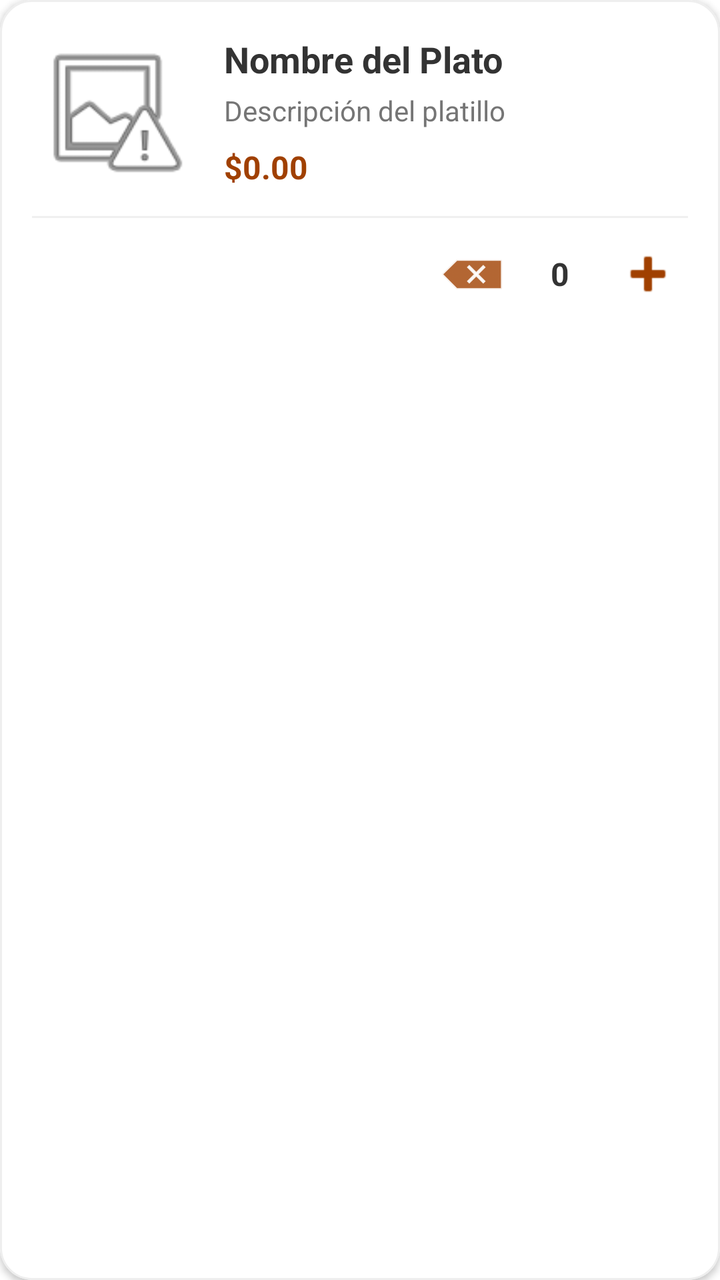
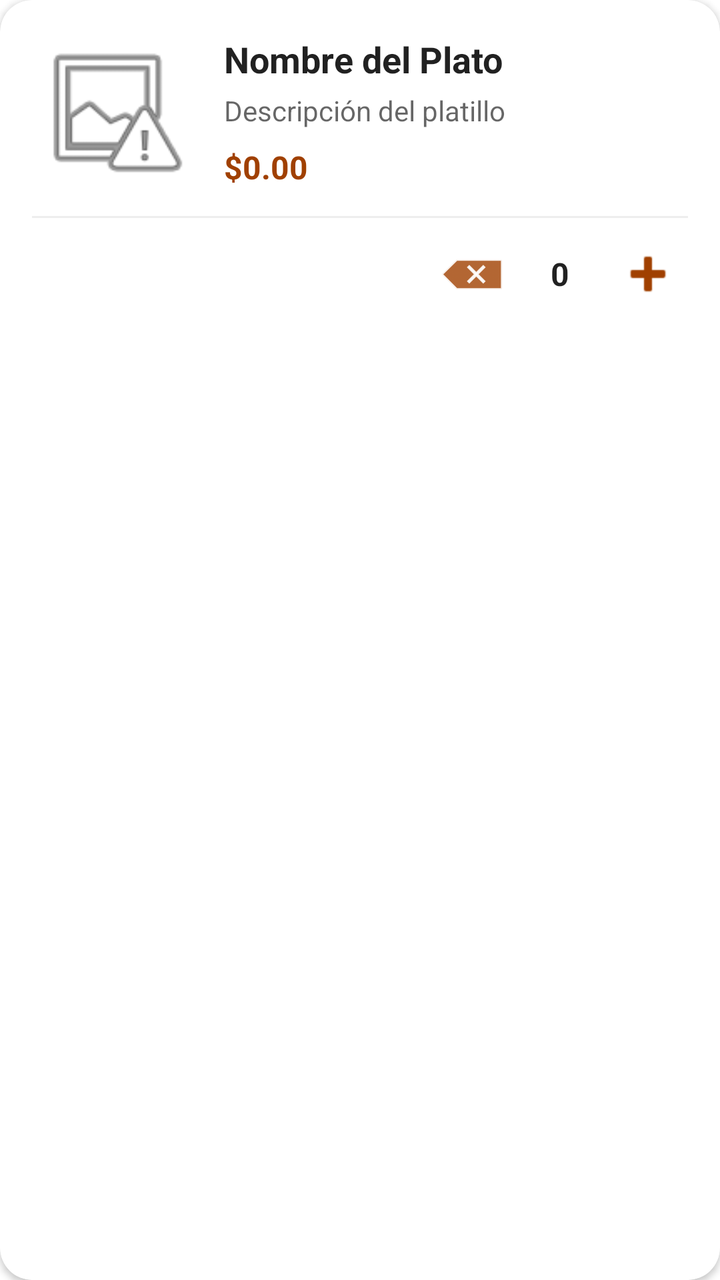

Two renders of the same Android screen: before a commit and after it. Below are the layout's source before the change and the commit's diff.
<!-- AndroidManifest.xml: application theme Theme.Sistema_Restaurante -->
<!-- res/layout/item_plato.xml -->
<?xml version="1.0" encoding="utf-8"?>
<com.google.android.material.card.MaterialCardView xmlns:android="http://schemas.android.com/apk/res/android"
    xmlns:app="http://schemas.android.com/apk/res-auto"
    android:layout_width="match_parent"
    android:layout_height="wrap_content"
    android:layout_marginHorizontal="16dp"
    android:layout_marginVertical="8dp"
    app:cardCornerRadius="16dp"
    app:cardElevation="2dp"
    app:strokeColor="#EEEEEE"
    app:strokeWidth="1dp">

    <LinearLayout
        android:layout_width="match_parent"
        android:layout_height="wrap_content"
        android:orientation="vertical"
        android:padding="16dp">

        <LinearLayout
            android:layout_width="match_parent"
            android:layout_height="wrap_content"
            android:gravity="center_vertical"
            android:orientation="horizontal">

            <ImageView
                android:id="@+id/ivPlato"
                android:layout_width="80dp"
                android:layout_height="80dp"
                android:layout_marginEnd="16dp"
                android:scaleType="centerCrop"
                android:src="@android:drawable/ic_menu_report_image" />

            <LinearLayout
                android:layout_width="0dp"
                android:layout_height="wrap_content"
                android:layout_weight="1"
                android:orientation="vertical">

                <TextView
                    android:id="@+id/tvPlatoNombre"
                    android:layout_width="wrap_content"
                    android:layout_height="wrap_content"
                    android:text="Nombre del Plato"
                    android:textColor="#333333"
                    android:textSize="18sp"
                    android:textStyle="bold" />

                <TextView
                    android:id="@+id/tvPlatoDescripcion"
                    android:layout_width="wrap_content"
                    android:layout_height="wrap_content"
                    android:layout_marginTop="4dp"
                    android:ellipsize="end"
                    android:maxLines="2"
                    android:text="Descripción del platillo"
                    android:textColor="#757575"
                    android:textSize="14sp" />

                <TextView
                    android:id="@+id/tvPlatoPrecio"
                    android:layout_width="wrap_content"
                    android:layout_height="wrap_content"
                    android:layout_marginTop="8dp"
                    android:text="$0.00"
                    android:textColor="#A04000"
                    android:textSize="16sp"
                    android:textStyle="bold" />
            </LinearLayout>
        </LinearLayout>

        <View
            android:layout_width="match_parent"
            android:layout_height="1dp"
            android:layout_marginTop="12dp"
            android:background="#F0F0F0" />

        <LinearLayout
            android:layout_width="match_parent"
            android:layout_height="wrap_content"
            android:layout_marginTop="8dp"
            android:gravity="end|center_vertical"
            android:orientation="horizontal">

            <ImageButton
                android:id="@+id/btnDisminuir"
                android:layout_width="40dp"
                android:layout_height="40dp"
                android:background="?attr/selectableItemBackgroundBorderless"
                android:src="@android:drawable/ic_input_delete"
                app:tint="#A04000" />

            <TextView
                android:id="@+id/tvCantidad"
                android:layout_width="48dp"
                android:layout_height="wrap_content"
                android:gravity="center"
                android:text="0"
                android:textColor="#333333"
                android:textSize="16sp"
                android:textStyle="bold" />

            <ImageButton
                android:id="@+id/btnAumentar"
                android:layout_width="40dp"
                android:layout_height="40dp"
                android:background="?attr/selectableItemBackgroundBorderless"
                android:src="@android:drawable/ic_input_add"
                app:tint="#A04000" />
        </LinearLayout>

    </LinearLayout>
</com.google.android.material.card.MaterialCardView>
<!-- resources referenced by this layout -->
<resources>
  <style name="Theme.Sistema_Restaurante" parent="Theme.MaterialComponents.Light.NoActionBar">
          
          <item name="colorPrimary">#A04000</item>
          <item name="colorPrimaryVariant">#7E3200</item>
          <item name="colorOnPrimary">@color/white</item>
          
          <item name="colorSecondary">#FDF8F5</item>
          <item name="colorSecondaryVariant">#F5EBE0</item>
          <item name="colorOnSecondary">@color/black</item>
          
          <item name="android:statusBarColor">#FDF8F5</item>
          <item name="android:windowLightStatusBar">true</item>
          
      </style>
  <color name="white">#FFFFFFFF</color>
  <color name="black">#FF000000</color>
</resources>

<!-- the commit's change to res/layout/item_plato.xml (unified diff, before → after) -->
@@ -7,8 +7,7 @@
     android:layout_marginVertical="8dp"
     app:cardCornerRadius="16dp"
     app:cardElevation="2dp"
-    app:strokeColor="#EEEEEE"
-    app:strokeWidth="1dp">
+    app:cardBackgroundColor="?attr/colorSurface">
 
     <LinearLayout
         android:layout_width="match_parent"
@@ -41,7 +40,7 @@
                     android:layout_width="wrap_content"
                     android:layout_height="wrap_content"
                     android:text="Nombre del Plato"
-                    android:textColor="#333333"
+                    android:textColor="?android:attr/textColorPrimary"
                     android:textSize="18sp"
                     android:textStyle="bold" />
 
@@ -53,7 +52,7 @@
                     android:ellipsize="end"
                     android:maxLines="2"
                     android:text="Descripción del platillo"
-                    android:textColor="#757575"
+                    android:textColor="?android:attr/textColorSecondary"
                     android:textSize="14sp" />
 
                 <TextView
@@ -62,7 +61,7 @@
                     android:layout_height="wrap_content"
                     android:layout_marginTop="8dp"
                     android:text="$0.00"
-                    android:textColor="#A04000"
+                    android:textColor="?attr/colorPrimary"
                     android:textSize="16sp"
                     android:textStyle="bold" />
             </LinearLayout>
@@ -72,7 +71,7 @@
             android:layout_width="match_parent"
             android:layout_height="1dp"
             android:layout_marginTop="12dp"
-            android:background="#F0F0F0" />
+            android:background="#33AAAAAA" />
 
         <LinearLayout
             android:layout_width="match_parent"
@@ -87,7 +86,7 @@
                 android:layout_height="40dp"
                 android:background="?attr/selectableItemBackgroundBorderless"
                 android:src="@android:drawable/ic_input_delete"
-                app:tint="#A04000" />
+                app:tint="?attr/colorPrimary" />
 
             <TextView
                 android:id="@+id/tvCantidad"
@@ -95,7 +94,7 @@
                 android:layout_height="wrap_content"
                 android:gravity="center"
                 android:text="0"
-                android:textColor="#333333"
+                android:textColor="?android:attr/textColorPrimary"
                 android:textSize="16sp"
                 android:textStyle="bold" />
 
@@ -105,7 +104,7 @@
                 android:layout_height="40dp"
                 android:background="?attr/selectableItemBackgroundBorderless"
                 android:src="@android:drawable/ic_input_add"
-                app:tint="#A04000" />
+                app:tint="?attr/colorPrimary" />
         </LinearLayout>
 
     </LinearLayout>
